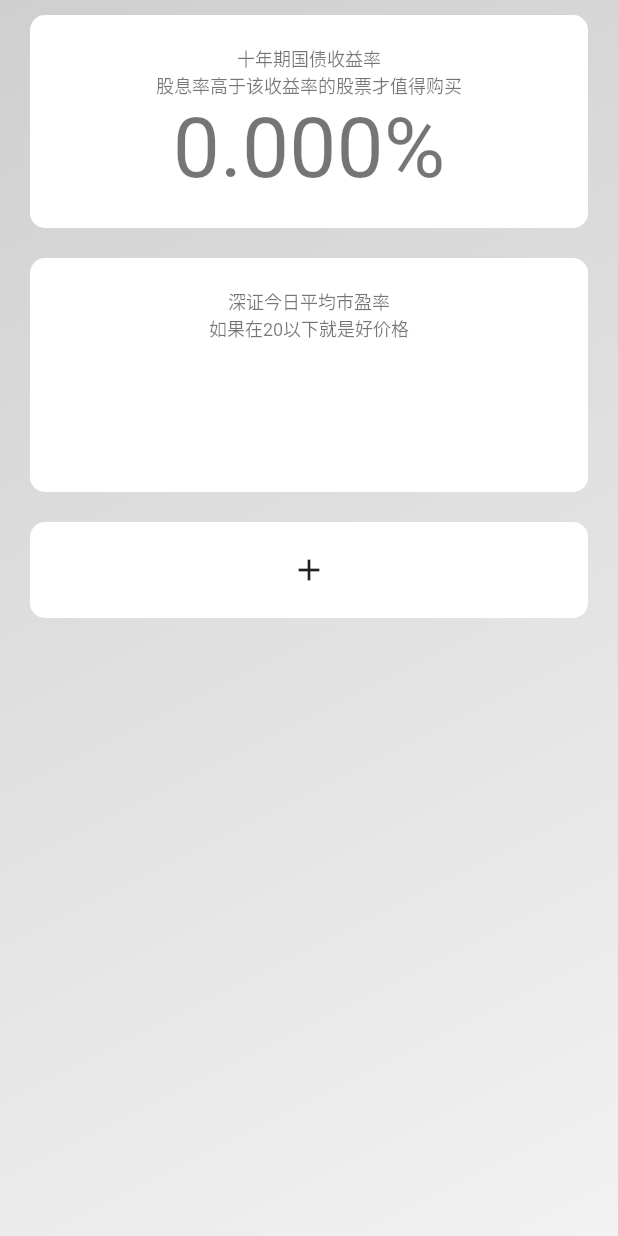
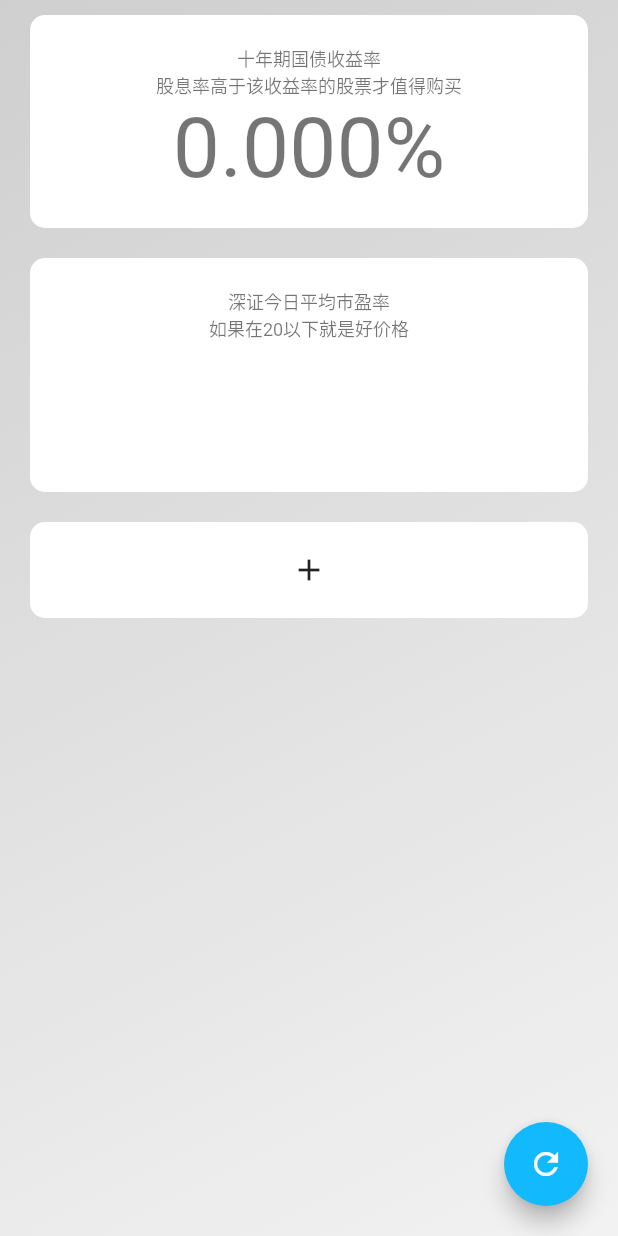
Before and after one commit to guuguo/willFree, a Flutter app: the screen it shows after launch, on a phone screen of 412 x 824 dp. Run offline on Flutter 3.47's test engine with Material 2 defaults, Android fonts, the phone set to English and light mode, and no system bars; our stand-ins replace another_flushbar, convert, dio; network calls fail.

Commit message:
feat：新增刷新基金价格信息

```diff
--- a/lib/bean/stock_bean.dart
+++ b/lib/bean/stock_bean.dart
@@ -14,22 +14,28 @@ class StockBean {
   ///股票名字
   String name = "";
 
+  StockBean();
 
+  StockBean.init(this.code);
 }
-class StockPrice{
-  String code="";
-  String name="";
+
+class StockPrice {
+  String code = "";
+  String name = "";
+
   ///当前价格
-  double currentPrice=0;
+  double currentPrice = 0;
+
   ///当前涨幅
-  String pricePlus="";
+  String pricePlus = "";
+
   ///当前涨幅
-  double ttm=0;
+  double ttm = 0;
 
   @override
   String toString() {
     return 'StockPrice{currentPrice: $currentPrice, pricePlus: $pricePlus}';
   }
 }
-class StockAnalyze {
-}
+
+class StockAnalyze {}
--- a/lib/page/home/home.dart
+++ b/lib/page/home/home.dart
@@ -1,5 +1,6 @@
 import 'dart:ui';
 
+import 'package:another_flushbar/flushbar.dart';
 import 'package:flutter/cupertino.dart';
 import 'package:flutter/material.dart';
 import 'package:free/page/home/model.dart';
@@ -26,21 +27,45 @@ class _MyHomePageState extends State<MyHomePage> {
     return Scaffold(
         body: SafeArea(
       child: Container(
+        height: double.infinity,
         decoration: BoxDecoration(gradient: MyGradient.bgScaffold(context)),
         child: ChangeNotifierProvider(
           create: (c) => HomeModel(),
           builder: (c, chi) => Consumer<HomeModel>(
-              builder: (ctx, v, c) => StateView(
+              builder: (ctx, v, c) => Stack(
+                    children: [
+                      StateView(
                           state: v.widgetState,
+                          child: SingleChildScrollView(
+                            physics: AlwaysScrollableScrollPhysics(),
                             child: Column(
                               crossAxisAlignment: CrossAxisAlignment.stretch,
                               children: [
                                 NationnalDebt(),
                                 PE(),
-                      ...v.stocks.map((e) =>Stock(stock: e)),
+                                ...v.stocks.map((e) => Stock(stock: e)),
                                 addButton(),
                               ],
-                  ))),
+                            ),
+                          )),
+                      Positioned(
+                          right: 20,
+                          bottom: 20,
+                          child: FloatingActionButton(
+                            onPressed: () async{
+                              var fb = Flushbar(
+                                showProgressIndicator: true,
+                                message: "刷新中",
+                              )..show(context);
+                              await v.refreshStocksPrice();
+                              Future.delayed(Duration(milliseconds:600),(){
+                                fb.dismiss();
+                              });
+                            },
+                            child: Icon(Icons.refresh, color: Colors.white),
+                          )),
+                    ],
+                  )),
         ),
       ),
     ));
--- a/lib/page/home/model.dart
+++ b/lib/page/home/model.dart
@@ -1,5 +1,6 @@
 import 'package:flutter/cupertino.dart';
 import 'package:free/bean/stock_bean.dart';
+import 'package:free/page/home/view/Stock.dart';
 import 'package:free/repository/net_repository.dart';
 import 'package:free/utils/developer.dart';
 import 'package:free/widget/state_view/state_view.dart';
@@ -13,7 +14,7 @@ class HomeModel extends ChangeNotifier {
 
   List<StockBean> stocks = [];
 
-  var initStock = ["603587", "600566"];
+  var initStock = ["603587", "600566", "601019"];
 
   HomeModel() {
     initLoading();
@@ -30,6 +31,15 @@ class HomeModel extends ChangeNotifier {
       getStockInfos(),
     ]);
     widgetState = WidgetState.content;
+    notifyListeners();
+  }
+
+  ///刷新所有股票
+  Future<void> refreshStocksPrice() async {
+    for (var stock in stocks) {
+      var price = await NetRepository.getStockPrice(stock.code);
+      stock.priceDetail = price;
+    }
     notifyListeners();
   }
 
@@ -64,6 +74,7 @@ class HomeModel extends ChangeNotifier {
       for (var code in initStock) {
         final stock = await NetRepository.getStockFinance(code);
         if (stock == null) {
+          stocks.add(StockBean.init(code));
           continue;
         }
         final price = await NetRepository.getStockPrice(code);
--- a/lib/repository/net_repository.dart
+++ b/lib/repository/net_repository.dart
@@ -60,9 +60,9 @@ class NetRepository {
     }
   }  ///获取价格信息
   static Future<StockPrice?> getStockPrice(String code) async {
-    var res = await DioHelper.dio
+    try {
+      var res = await DioHelper.dio
         .get<String>("https://d.10jqka.com.cn/v2/realhead/hs_${code}/last.js");
-    try {
       var bean = StockPrice();
       RegExpMatch? resJson=RegExp(r"{.*}").firstMatch(res.data??"");
       var map=json.decode(resJson?.group(0)??"")["items"];
--- a/lib/widget/loading_view.dart
+++ b/lib/widget/loading_view.dart
@@ -2,17 +2,17 @@ import 'package:flutter/cupertino.dart';
 import 'package:flutter/material.dart';
 
 class LoadingView extends StatelessWidget {
-  final Widget? child;
+  final Widget child;
   final bool isLoading;
   final String loadingText;
   LoadingView({
     Key? key,
-    @required this.child,
+    required this.child,
     this.isLoading = false,
     this.loadingText = '加载中...',
   }) : super(key: key);
 
-  _buildSpin(BuildContext context) {
+  List<Widget> _buildSpin(BuildContext context) {
     return [
       child,
       isLoading
--- a/lib/widget/state_view/state_view.dart
+++ b/lib/widget/state_view/state_view.dart
@@ -12,12 +12,12 @@ class StateView extends StatelessWidget {
       desc: "出错了",
     ),
     this.loadingView = const Expanded(child: Center(child: CupertinoActivityIndicator())),
-    this.child,
+    required this.child,
   }) {}
 
   Widget errorView;
   Widget loadingView;
-  Widget? child;
+  Widget child;
   Widget emptyView;
   WidgetState state;
 
@@ -36,7 +36,7 @@ class StateView extends StatelessWidget {
           isLoading: true,
         );
       case WidgetState.content:
-        return child ?? SizedBox();
+        return child;
     }
   }
 }
```
Also changed, not shown: lib/page/home/view/Stock.dart (+1 -6 lines), 2 other files. Lines whose indentation alone changed are shown as unchanged.
